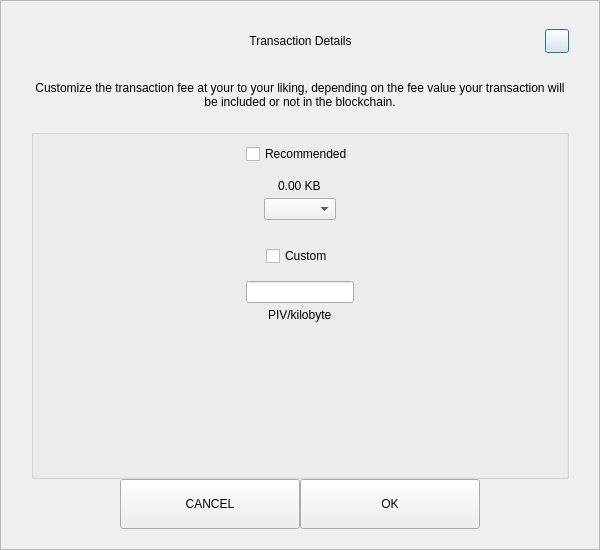
Before: the Qt Designer form src/qt/pivx/forms/sendcustomfeedialog.ui in RapidsOfficial/Rapids, drawn with Qt 5.
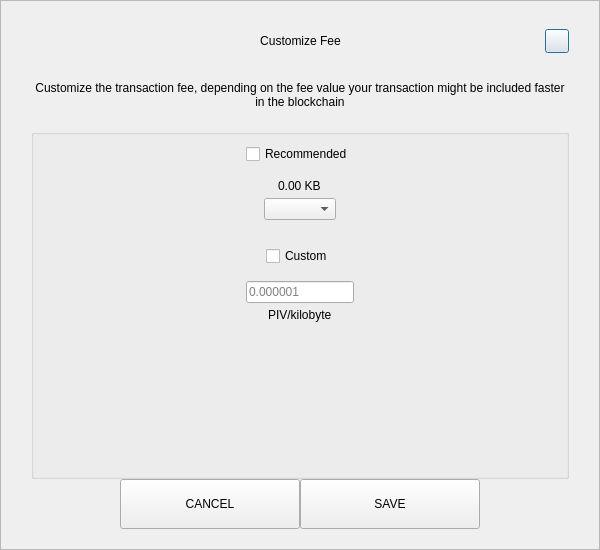
After: the same form once the commit is applied.

```diff
--- a/src/qt/pivx/forms/sendcustomfeedialog.ui
+++ b/src/qt/pivx/forms/sendcustomfeedialog.ui
@@ -92,7 +92,7 @@
            <string notr="true">padding-left:24px;</string>
           </property>
           <property name="text">
-           <string>Transaction Details</string>
+           <string>Customize Fee</string>
           </property>
           <property name="alignment">
            <set>Qt::AlignCenter</set>
@@ -155,7 +155,7 @@
       <item>
        <widget class="QLabel" name="labelMessage">
         <property name="text">
-         <string>Customize the transaction fee at your to your liking, depending on the fee value your transaction will be included or not in the blockchain.</string>
+         <string>Customize the transaction fee, depending on the fee value your transaction might be included faster in the blockchain</string>
         </property>
         <property name="alignment">
          <set>Qt::AlignCenter</set>
@@ -278,7 +278,11 @@
             </spacer>
            </item>
            <item alignment="Qt::AlignHCenter">
-            <widget class="QLineEdit" name="lineEditCustomFee"/>
+            <widget class="QLineEdit" name="lineEditCustomFee">
+             <property name="placeholderText">
+              <string notr="true">0.000001</string>
+             </property>
+            </widget>
            </item>
            <item alignment="Qt::AlignHCenter">
             <widget class="QLabel" name="labelCustomFee">
@@ -348,7 +352,7 @@
            <enum>Qt::NoFocus</enum>
           </property>
           <property name="text">
-           <string>OK</string>
+           <string>SAVE</string>
           </property>
          </widget>
         </item>
```
